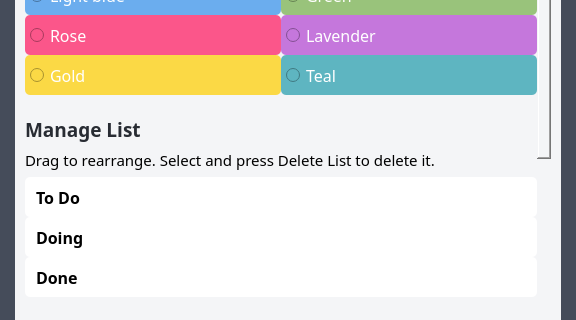
Old version of the form src/ui/board_settings.ui in the repository dulapahv/Kanbaru; both pictures show x 0 to 576 and y 237 to 557 of the 576 by 678 pixel window.
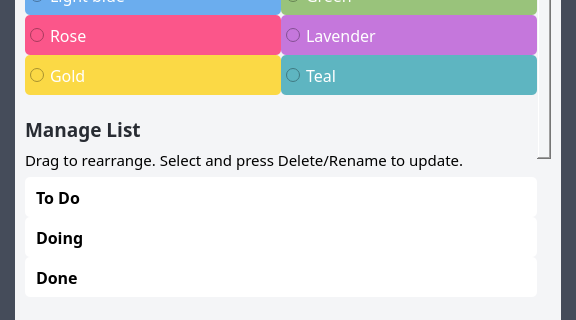
New version of the form. Icons and pictures are not drawn.

Commit message: Add Firebase integration, add rename button in GUI

Patch:
```diff
--- a/src/ui/board_settings.ui
+++ b/src/ui/board_settings.ui
@@ -141,9 +141,9 @@
              <property name="geometry">
               <rect>
                <x>0</x>
-               <y>0</y>
+               <y>-240</y>
                <width>516</width>
-               <height>869</height>
+               <height>871</height>
               </rect>
              </property>
              <layout class="QVBoxLayout" name="verticalLayout_4">
@@ -491,7 +491,7 @@
                      </font>
                     </property>
                     <property name="text">
-                     <string>Drag to rearrange. Select and press Delete List to delete it.</string>
+                     <string>Drag to rearrange. Select and press Delete/Rename to update.</string>
                     </property>
                     <property name="wordWrap">
                      <bool>true</bool>
```
Left out of the diff: 54 changed lines with no effect on the pictures. Lines whose indentation alone changed are shown as unchanged. The commit also changes 8 other files.
